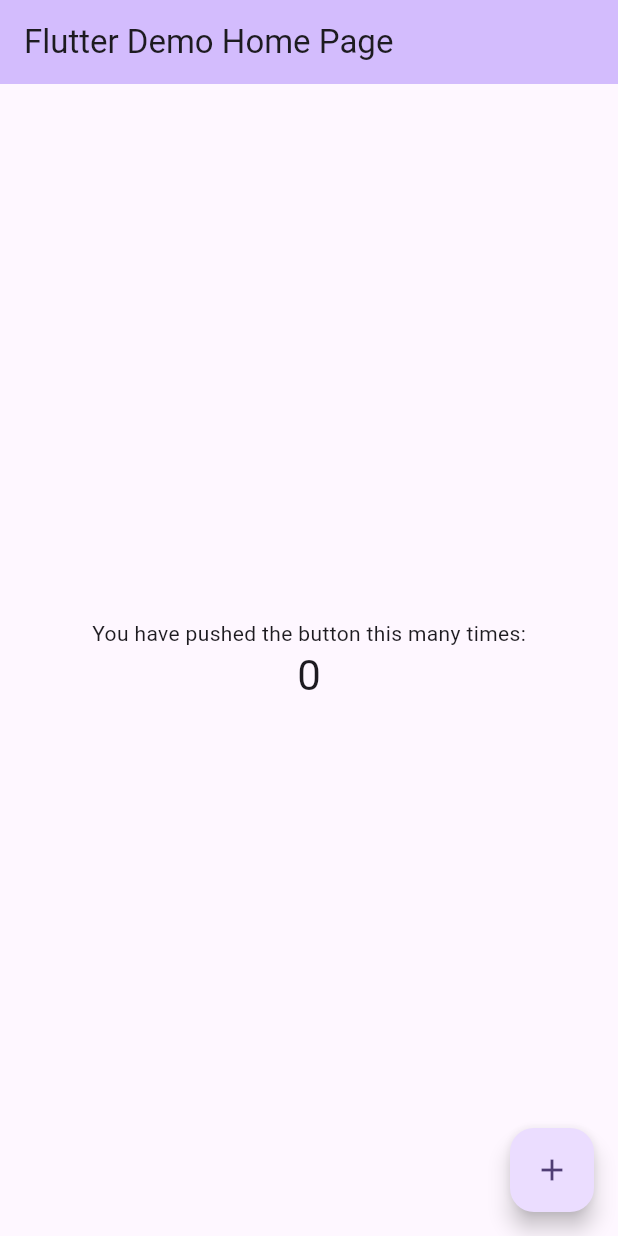
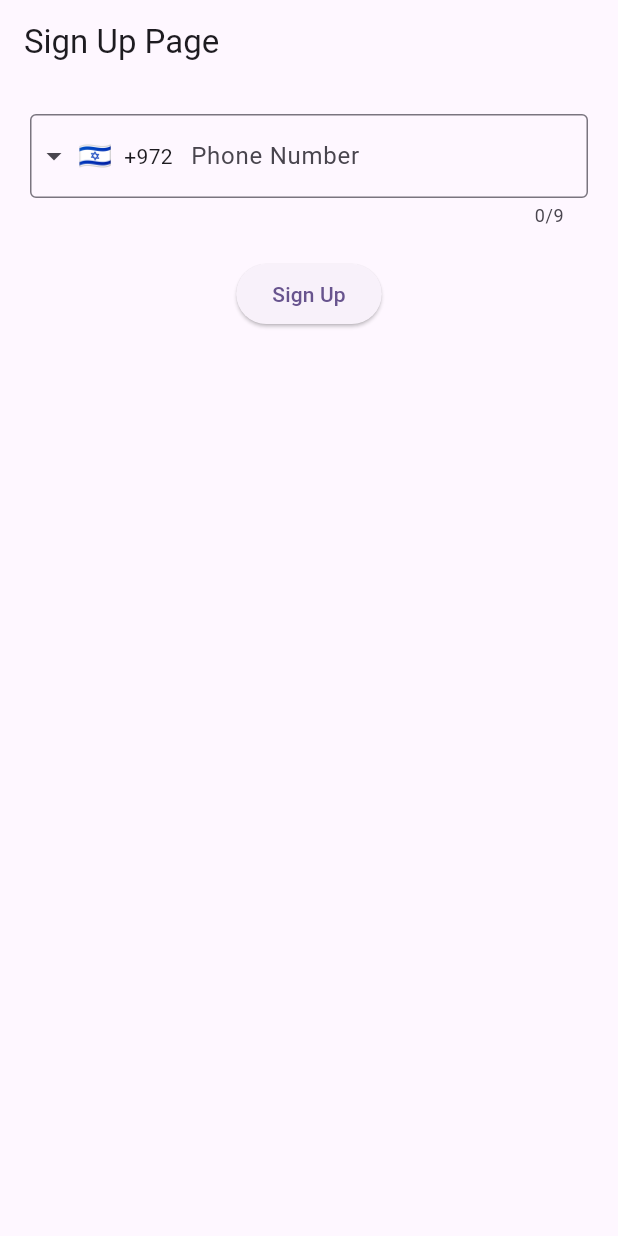
Before and after one commit to tarekmar98/my-salary, a Flutter app: the screen it shows after launch, on a phone screen of 412 x 824 dp. Run offline on Flutter 3.47's test engine with Material 3 defaults, Android fonts, the phone set to English and light mode, and no system bars; drawn by our look-alikes of intl_phone_field; our stand-ins replace get_it, injectable, shared_preferences.

Commit message:
add signup and fixes.

```diff
--- /dev/null
+++ b/client/lib/Page/SignUpPage.dart
@@ -0,0 +1,88 @@
+import 'package:flutter/material.dart';
+import 'package:get_it/get_it.dart';
+import 'package:intl_phone_field/intl_phone_field.dart';
+
+import '../Service/AuthUserService.dart';
+import '../Service/HttpService.dart';
+import '../Service/ServiceLocator.dart';
+import '../Service/StorageService.dart';
+import 'VerifyPage.dart';
+
+class SignUpPage extends StatefulWidget {
+  const SignUpPage({super.key});
+
+  @override
+  State<SignUpPage> createState() => _SignUpPageState();
+}
+
+class _SignUpPageState extends State<SignUpPage> {
+  final _formKey = GlobalKey<FormState>();
+  final _authUserService = getIt<AuthUserService>();
+  final _storageService = getIt<StorageService>();
+  String _fullPhoneNumber = '';
+  bool _buttonIsEnabled = true;
+
+  Future<void> _submit() async {
+    _buttonIsEnabled = false;
+    if (_formKey.currentState!.validate()) {
+      try {
+        final response = await _authUserService.signUp(_fullPhoneNumber);
+        if (response.statusCode == 200) {
+          _storageService.save('phoneNumber', _fullPhoneNumber);
+          Navigator.push(
+            context,
+            MaterialPageRoute(
+              builder: (context) => VerifyPage(),
+            ),
+          );
+          ScaffoldMessenger.of(context).showSnackBar(
+            SnackBar(content: Text('Signing up with $_fullPhoneNumber')),
+          );
+        } else {
+          ScaffoldMessenger.of(context).showSnackBar(
+            SnackBar(content: Text(response.body)),
+          );
+        }
+      } catch(e) {
+        ScaffoldMessenger.of(context).showSnackBar(
+          SnackBar(content: Text(e.toString())),
+        );
+      }
+    }
+    _buttonIsEnabled = true;
+  }
+
+  @override
+  Widget build(BuildContext context) {
+    return Scaffold(
+      appBar: AppBar(title: const Text('Sign Up Page')),
+      body: Padding(
+        padding: const EdgeInsets.all(20),
+        child: Form(
+          key: _formKey,
+          child: Column(
+            children: [
+              IntlPhoneField(
+                decoration: const InputDecoration(
+                  labelText: 'Phone Number',
+                  border: OutlineInputBorder(),
+                ),
+                initialCountryCode: 'IL',
+                onChanged: (phone) {
+                  _fullPhoneNumber = phone.completeNumber;
+                },
+                validator: (phone) =>
+                phone == null || phone.number.isEmpty ? 'Enter your phone number' : null,
+              ),
+              const SizedBox(height: 20),
+              ElevatedButton(
+                onPressed: _buttonIsEnabled ? _submit : null,
+                child: const Text('Sign Up'),
+              ),
+            ],
+          ),
+        ),
+      ),
+    );
+  }
+}
--- /dev/null
+++ b/client/lib/Service/ServiceLocator.dart
@@ -0,0 +1,8 @@
+import 'package:get_it/get_it.dart';
+import 'package:injectable/injectable.dart';
+import 'ServiceLocator.config.dart';
+
+final getIt = GetIt.instance;
+
+@injectableInit
+void configureDependencies() => getIt.init();
--- a/client/lib/main.dart
+++ b/client/lib/main.dart
@@ -1,6 +1,25 @@
 import 'package:flutter/material.dart';
 
+import 'package:flutter/material.dart';
+import 'Page/SignUpPage.dart';
+import 'Page/VerifyPage.dart';
+import 'Service/ServiceLocator.dart';
+
+// void main() {
+//   void main() {
+//     runApp(MaterialApp(
+//       initialRoute: '/',
+//       routes: {
+//         '/signUp': (context) => const SignUpPage(),
+//         '/verify': (context) => const VerifyPage(),
+//       },
+//     ));
+//   }
+// }
+
+
 void main() {
+  configureDependencies();
   runApp(const MyApp());
 }
 
@@ -13,110 +32,9 @@ class MyApp extends StatelessWidget {
     return MaterialApp(
       title: 'Flutter Demo',
       theme: ThemeData(
-        // This is the theme of your application.
-        //
-        // TRY THIS: Try running your application with "flutter run". You'll see
-        // the application has a purple toolbar. Then, without quitting the app,
-        // try changing the seedColor in the colorScheme below to Colors.green
-        // and then invoke "hot reload" (save your changes or press the "hot
-        // reload" button in a Flutter-supported IDE, or press "r" if you used
-        // the command line to start the app).
-        //
-        // Notice that the counter didn't reset back to zero; the application
-        // state is not lost during the reload. To reset the state, use hot
-        // restart instead.
-        //
-        // This works for code too, not just values: Most code changes can be
-        // tested with just a hot reload.
         colorScheme: ColorScheme.fromSeed(seedColor: Colors.deepPurple),
       ),
-      home: const MyHomePage(title: 'Flutter Demo Home Page'),
+      home: const SignUpPage(),
     );
   }
 }
-
-class MyHomePage extends StatefulWidget {
-  const MyHomePage({super.key, required this.title});
-
-  // This widget is the home page of your application. It is stateful, meaning
-  // that it has a State object (defined below) that contains fields that affect
-  // how it looks.
-
-  // This class is the configuration for the state. It holds the values (in this
-  // case the title) provided by the parent (in this case the App widget) and
-  // used by the build method of the State. Fields in a Widget subclass are
-  // always marked "final".
-
-  final String title;
-
-  @override
-  State<MyHomePage> createState() => _MyHomePageState();
-}
-
-class _MyHomePageState extends State<MyHomePage> {
-  int _counter = 0;
-
-  void _incrementCounter() {
-    setState(() {
-      // This call to setState tells the Flutter framework that something has
-      // changed in this State, which causes it to rerun the build method below
-      // so that the display can reflect the updated values. If we changed
-      // _counter without calling setState(), then the build method would not be
-      // called again, and so nothing would appear to happen.
-      _counter++;
-    });
-  }
-
-  @override
-  Widget build(BuildContext context) {
-    // This method is rerun every time setState is called, for instance as done
-    // by the _incrementCounter method above.
-    //
-    // The Flutter framework has been optimized to make rerunning build methods
-    // fast, so that you can just rebuild anything that needs updating rather
-    // than having to individually change instances of widgets.
-    return Scaffold(
-      appBar: AppBar(
-        // TRY THIS: Try changing the color here to a specific color (to
-        // Colors.amber, perhaps?) and trigger a hot reload to see the AppBar
-        // change color while the other colors stay the same.
-        backgroundColor: Theme.of(context).colorScheme.inversePrimary,
-        // Here we take the value from the MyHomePage object that was created by
-        // the App.build method, and use it to set our appbar title.
-        title: Text(widget.title),
-      ),
-      body: Center(
-        // Center is a layout widget. It takes a single child and positions it
-        // in the middle of the parent.
-        child: Column(
-          // Column is also a layout widget. It takes a list of children and
-          // arranges them vertically. By default, it sizes itself to fit its
-          // children horizontally, and tries to be as tall as its parent.
-          //
-          // Column has various properties to control how it sizes itself and
-          // how it positions its children. Here we use mainAxisAlignment to
-          // center the children vertically; the main axis here is the vertical
-          // axis because Columns are vertical (the cross axis would be
-          // horizontal).
-          //
-          // TRY THIS: Invoke "debug painting" (choose the "Toggle Debug Paint"
-          // action in the IDE, or press "p" in the console), to see the
-          // wireframe for each widget.
-          mainAxisAlignment: MainAxisAlignment.center,
-          children: <Widget>[
-            const Text('You have pushed the button this many times:'),
-            Text(
-              '$_counter',
-              style: Theme.of(context).textTheme.headlineMedium,
-            ),
-          ],
-        ),
-      ),
-      floatingActionButton: FloatingActionButton(
-        onPressed: _incrementCounter,
-        tooltip: 'Increment',
-        child: const Icon(Icons.add),
-      ), // This trailing comma makes auto-formatting nicer for build methods.
-    );
-  }
-}
```
Also changed, not shown: client/lib/Model/AuthUser.dart (added, +23 -0 lines), client/lib/Model/User.dart (added, +36 -0 lines), client/lib/Page/VerifyPage.dart (added, +84 -0 lines), client/lib/Service/AuthUserService.dart (added, +41 -0 lines), client/lib/Service/HttpService.dart (added, +54 -0 lines), client/lib/Service/StorageService.dart (added, +19 -0 lines), client/pubspec.yaml (+12 -0 lines), client/lib/Service/ServiceLocator.config.dart (added), client/pubspec.lock, 3 other files.
